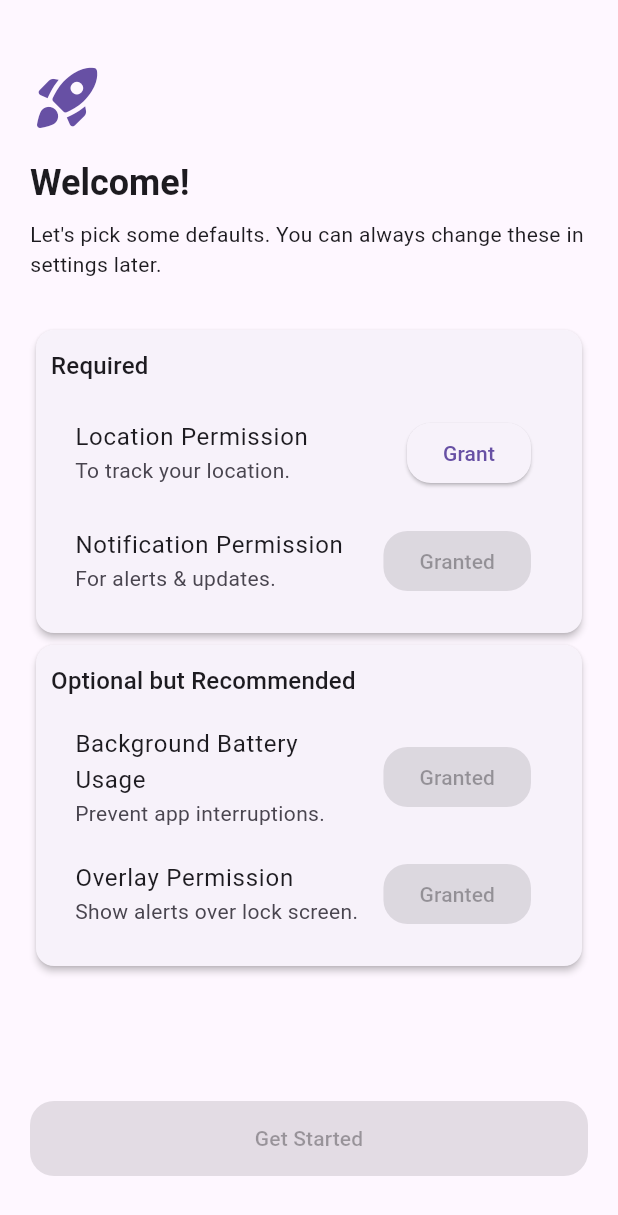
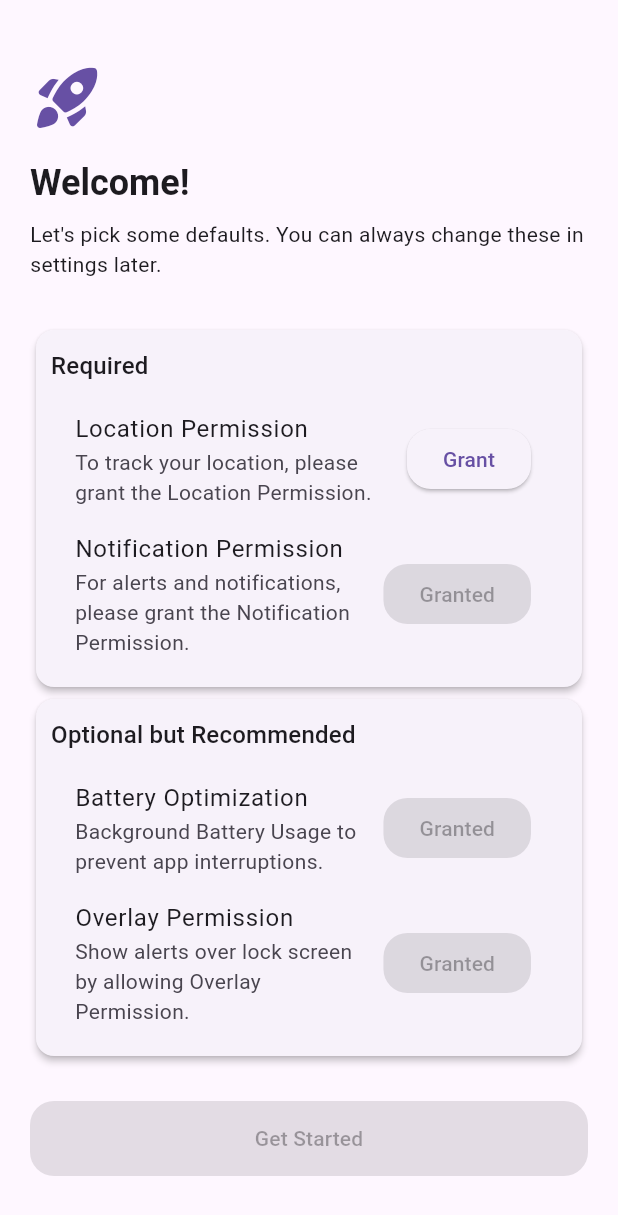
Before and after one commit to leywino/wakepoint, a Flutter app: the screen it shows after launch, on a phone screen of 412 x 824 dp. Shown: the top 1215 px of the screen. Run offline on Flutter 3.47's test engine with Material 3 defaults, Android fonts, the light colour scheme and no system bars; our stand-ins replace equatable, flutter_dotenv, flutter_local_notifications, fluttertoast, geocoding, geolocator and 4 more; missing offline and left inert: flutter_background, flutter_displaymode, open_location_code.

Commit message:
refactor: replace raw strings with named constants

```diff
--- /dev/null
+++ b/lib/config/constant_strings.dart
@@ -0,0 +1,106 @@
+// App
+const String appName = "WakePoint";
+
+// Locations
+const String labelUnknownLocation = "Unknown Location";
+const String labelCurrentLocation = "Current Location";
+const String labelAddLocation = "Add Location";
+
+// Input
+const String labelSearch = "Search";
+const String labelManualEntry = "Manual Entry";
+const String labelFetching = "Fetching...";
+const String hintUseCurrentLocation = "Use Current Location";
+const String hintPasteCoordinates = "Paste or enter coordinates (lat,lng)";
+const String hintEnterPlace = "Enter a city or place";
+
+// Alarm
+const String labelSetAlarm = "Set Alarm";
+const String titleWakePointAlert = "WakePoint Alert!";
+const String msgYouAreNear = "You are near ";
+const String btnDismissAlarm = "Dismiss Alarm";
+
+// State
+const String labelNotTracking = "Not Tracking";
+const String labelDistance = "Distance:";
+const String msgNoAlarms =
+    "There are no alarms, please add a location using the button below.";
+const String msgStopTrackingFirst = "Please stop tracking before selecting";
+
+// Permissions
+const String permLocation = "Location Permission";
+const String permNotification = "Notification Permission";
+const String permBattery = "Battery Optimization";
+const String permOverlay = "Overlay Permission";
+String msgPermissionExplanation(String name) =>
+    "To enable $name, please open settings and grant the required permission.";
+
+// Setup
+const String titleWelcome = "Welcome!";
+const String msgPickDefaults =
+    "Let's pick some defaults. You can always change these in settings later.";
+const String labelRequired = "Required";
+const String msgLocationRequired =
+    "To track your location, please grant the Location Permission.";
+const String msgNotificationRequired =
+    "For alerts and notifications, please grant the Notification Permission.";
+const String labelOptional = "Optional but Recommended";
+const String msgBatteryRecommended =
+    "Background Battery Usage to prevent app interruptions.";
+const String msgPreventInterruption =
+    "Prevent app interruptions by allowing Background Battery Usage.";
+const String msgOverlayRecommended =
+    "Show alerts over lock screen by allowing Overlay Permission.";
+const String btnGetStarted = "Get Started";
+
+// Permissions UI
+const String labelGranted = "Granted";
+const String btnGrant = "Grant";
+
+// Settings Sections
+const String sectionSettings = "Settings";
+const String sectionAppearance = "Appearance";
+const String sectionTracking = "Tracking";
+const String sectionAlarm = "Alarm Settings";
+const String sectionNotifications = "Notifications";
+const String sectionPermissions = "Permissions";
+
+// Theme
+const String labelTheme = "Theme";
+const String valSystemDefault = "System Default";
+const String valLightMode = "Light Mode";
+const String valDarkMode = "Dark Mode";
+
+// Tracking
+const String labelTrackingRadius = "Tracking Radius";
+const String labelMeters = "meters";
+const String labelVibration = "Vibration";
+const String labelUseOverlayAlarm = "Use Overlay Alarm";
+const String msgOverlayRequired =
+    "Overlay permission is required for this feature";
+
+// Accuracy
+const String labelTrackingAccuracy = "Tracking Accuracy";
+const String valHighAccuracy = "High Accuracy";
+const String valBalanced = "Balanced";
+const String valBatterySaving = "Battery Saving";
+String msgInvalidAccuracy(String value) => "Invalid accuracy value: $value";
+
+// Notifications
+const String labelDistanceNotification = "Enable Distance-based Notifications";
+const String labelDistanceThreshold = "Notification Distance Threshold";
+const String descLimitNotifications =
+    "Limit notifications to a set distance from destination.";
+const String descSendRealTime =
+    "Send real-time tracking notifications only within this distance from your destination.";
+const String labelPersistentNotification = "Persistent Notification";
+const String descEnablePersistent =
+    "Enable Persistent Notification to keep the app running in the background.";
+const String msgOverlayNeededForAlerts =
+    "Required to show alerts over the lock screen.";
+const String msgBatteryNeededForPersistence =
+    "Required to prevent the app from being stopped by the system.";
+
+// General
+const String btnCancel = "Cancel";
+const String btnOpenSettings = "Open Settings";
--- /dev/null
+++ b/lib/config/constants.dart
@@ -0,0 +1,5 @@
+library constants;
+
+export 'constant_assets.dart';
+export 'constant_sizes.dart';
+export 'constant_strings.dart';
--- a/lib/pages/permission_screen.dart
+++ b/lib/pages/permission_screen.dart
@@ -2,6 +2,7 @@ import 'package:flutter/material.dart';
 import 'package:geolocator/geolocator.dart';
 import 'package:permission_handler/permission_handler.dart';
 import 'package:shared_preferences/shared_preferences.dart';
+import 'package:wakepoint/config/constants.dart';
 import 'package:wakepoint/pages/home_screen.dart';
 
 class PermissionScreen extends StatefulWidget {
@@ -59,7 +60,7 @@ class _PermissionScreenState extends State<PermissionScreen> {
         setState(() => _locationGranted = true);
       }
     } else if (permission == LocationPermission.deniedForever) {
-      _openAppSettingsDialog("Location Permission");
+      _openAppSettingsDialog(permLocation);
     } else if (permission == LocationPermission.always) {
       setState(() => _locationGranted = true);
     }
@@ -71,7 +72,7 @@ class _PermissionScreenState extends State<PermissionScreen> {
     if (status.isGranted) {
       setState(() => _notificationGranted = true);
     } else if (status.isPermanentlyDenied) {
-      _openAppSettingsDialog("Notification Permission");
+      _openAppSettingsDialog(permNotification);
     }
   }
 
@@ -81,7 +82,7 @@ class _PermissionScreenState extends State<PermissionScreen> {
     if (status.isGranted) {
       setState(() => _batteryGranted = true);
     } else if (status.isPermanentlyDenied) {
-      _openAppSettingsDialog("Battery Optimization");
+      _openAppSettingsDialog(permBattery);
     }
   }
 
@@ -91,7 +92,7 @@ class _PermissionScreenState extends State<PermissionScreen> {
     if (status.isGranted) {
       setState(() => _overlayGranted = true);
     } else if (status.isPermanentlyDenied) {
-      _openAppSettingsDialog("Overlay Permission");
+      _openAppSettingsDialog(permOverlay);
     }
   }
 
@@ -102,19 +103,19 @@ class _PermissionScreenState extends State<PermissionScreen> {
       builder: (context) => AlertDialog(
         title: Text("$permissionName Required"),
         content: Text(
-          "To enable $permissionName, please open settings and grant the required permission.",
+         msgPermissionExplanation(permissionName),
         ),
         actions: [
           TextButton(
             onPressed: () => Navigator.pop(context),
-            child: const Text("Cancel"),
+            child: const Text(btnCancel),
           ),
           TextButton(
             onPressed: () async {
               Navigator.pop(context);
               await openAppSettings();
             },
-            child: const Text("Open Settings"),
+            child: const Text(btnOpenSettings),
           ),
         ],
       ),
@@ -146,7 +147,7 @@ class _PermissionScreenState extends State<PermissionScreen> {
                 size: 50, color: Theme.of(context).colorScheme.primary),
             const SizedBox(height: 16),
             Text(
-              "Welcome!",
+              titleWelcome,
               style: Theme.of(context)
                   .textTheme
                   .headlineSmall
@@ -154,23 +155,23 @@ class _PermissionScreenState extends State<PermissionScreen> {
             ),
             const SizedBox(height: 8),
             Text(
-              "Let's pick some defaults. You can always change these in settings later.",
+              msgPickDefaults,
               style: Theme.of(context).textTheme.bodyMedium,
             ),
             const SizedBox(height: 30),
 
             // Required Permissions Section
             _buildPermissionCard(
-              title: "Required",
+              title: labelRequired,
               permissions: [
                 _buildPermissionTile(
-                    "Location Permission",
-                    "To track your location.",
+                    permLocation,
+                    msgLocationRequired,
                     _locationGranted,
                     _requestLocationPermission),
                 _buildPermissionTile(
-                    "Notification Permission",
-                    "For alerts & updates.",
+                    permNotification,
+                    msgNotificationRequired,
                     _notificationGranted,
                     _requestNotificationPermission),
               ],
@@ -178,16 +179,16 @@ class _PermissionScreenState extends State<PermissionScreen> {
 
             // Optional Permissions Section
             _buildPermissionCard(
-              title: "Optional but Recommended",
+              title: labelOptional,
               permissions: [
                 _buildPermissionTile(
-                    "Background Battery Usage",
-                    "Prevent app interruptions.",
+                    permBattery,
+                    msgBatteryRecommended,
                     _batteryGranted,
                     _requestBatteryPermission),
                 _buildPermissionTile(
-                    "Overlay Permission",
-                    "Show alerts over lock screen.",
+                    permOverlay,
+                    msgOverlayRecommended,
                     _overlayGranted,
                     _requestOverlayPermission),
               ],
@@ -204,7 +205,7 @@ class _PermissionScreenState extends State<PermissionScreen> {
                 shape: RoundedRectangleBorder(
                     borderRadius: BorderRadius.circular(16)),
               ),
-              child: const Text("Get Started"),
+              child: const Text(btnGetStarted),
             ),
           ],
         ),
@@ -245,7 +246,7 @@ class _PermissionScreenState extends State<PermissionScreen> {
           shape:
               RoundedRectangleBorder(borderRadius: BorderRadius.circular(16)),
         ),
-        child: Text(isGranted ? "Granted" : "Grant"),
+        child: Text(isGranted ? labelGranted : btnGrant),
       ),
     );
   }
```
Also changed, not shown: lib/pages/add_location_screen.dart (+13 -12 lines), lib/pages/alarm_screen.dart (+5 -4 lines), lib/pages/home_screen.dart (+7 -8 lines), lib/pages/settings_screen.dart (+37 -36 lines), lib/config/constant_assets.dart (added), lib/config/constant_sizes.dart (added).
